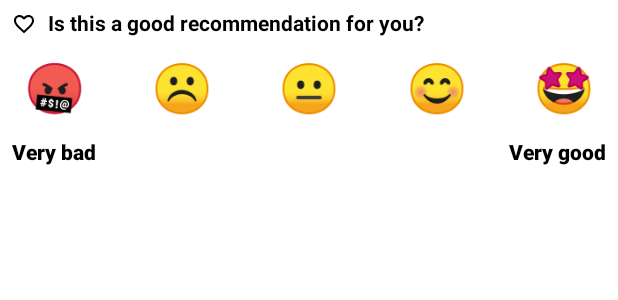
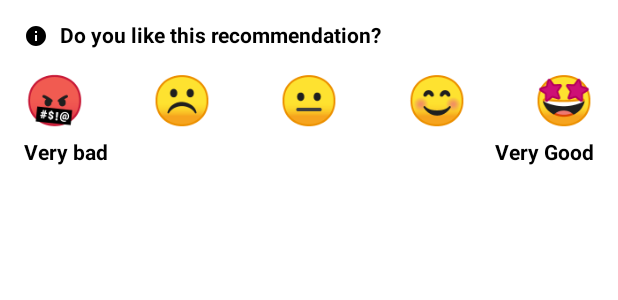
Before and after one commit to zaid-kamil/Composable-Introduction-01, an Android app built with Jetpack Compose: the @Preview function RatingCardPreview, on a phone screen of 412 x 824 dp. Shown: the top 300 px of the screen. Run offline under Robolectric (Android 15) with nearby library versions, the phone set to English and light mode, and no system bars.

Commit message:
composable layouts

```diff
--- a/app/src/main/java/com/digi/testapp/MainActivity.kt
+++ b/app/src/main/java/com/digi/testapp/MainActivity.kt
@@ -9,12 +9,14 @@ import androidx.compose.foundation.background
 import androidx.compose.foundation.layout.Arrangement
 import androidx.compose.foundation.layout.Column
 import androidx.compose.foundation.layout.Row
+import androidx.compose.foundation.layout.fillMaxHeight
 import androidx.compose.foundation.layout.fillMaxSize
 import androidx.compose.foundation.layout.fillMaxWidth
+import androidx.compose.foundation.layout.height
 import androidx.compose.foundation.layout.padding
 import androidx.compose.foundation.layout.size
 import androidx.compose.material.icons.Icons
-import androidx.compose.material.icons.filled.FavoriteBorder
+import androidx.compose.material.icons.filled.Info
 import androidx.compose.material3.Card
 import androidx.compose.material3.Icon
 import androidx.compose.material3.MaterialTheme
@@ -23,9 +25,7 @@ import androidx.compose.material3.Text
 import androidx.compose.runtime.Composable
 import androidx.compose.ui.Alignment
 import androidx.compose.ui.Modifier
-import androidx.compose.ui.draw.drawBehind
 import androidx.compose.ui.graphics.Color
-import androidx.compose.ui.layout.ContentScale
 import androidx.compose.ui.res.painterResource
 import androidx.compose.ui.text.font.FontWeight
 import androidx.compose.ui.text.style.TextAlign
@@ -41,9 +41,7 @@ class MainActivity : ComponentActivity() {
         setContent {
             TestAppTheme {
                 Scaffold(modifier = Modifier.fillMaxSize()) { innerPadding ->
-                    Greeting(
-                        name = "Android", modifier = Modifier.padding(innerPadding)
-                    )
+                    RatingCard()
                 }
             }
         }
@@ -84,99 +82,57 @@ fun CardOne(modifier: Modifier = Modifier) {
     }
 }
 
+@Preview
+@Composable
+private fun CardOnePreview() {
+    CardOne()
+}
+
 @Composable
 fun RatingCard(modifier: Modifier = Modifier) {
-    Column {
+    Column(
+        modifier = modifier
+            .fillMaxWidth()
+            .padding(8.dp)
+    ) {
         Row(
-            verticalAlignment = Alignment.CenterVertically
+            verticalAlignment = Alignment.CenterVertically,
+            modifier = Modifier.fillMaxWidth()
         ) {
             Icon(
-                imageVector = Icons.Default.FavoriteBorder,
+                imageVector = Icons.Default.Info,
                 contentDescription = null,
-                Modifier
+                modifier = Modifier
                     .size(32.dp)
                     .padding(8.dp)
             )
-            Text(text = "Is this a good recommendation for you?", fontWeight = FontWeight.Bold)
-        }
-        Row(
-            horizontalArrangement = Arrangement.SpaceBetween, modifier = Modifier.fillMaxWidth()
-        ) {
             Text(
-                text = "🤬",
-                modifier = Modifier.padding(vertical = 8.dp, horizontal = 16.dp),
-                fontSize = 32.sp
-            )
-            Text(
-                text = "☹️",
-                modifier = Modifier.padding(vertical = 8.dp, horizontal = 16.dp),
-                fontSize = 32.sp
-            )
-            Text(
-                text = "😐",
-                modifier = Modifier.padding(vertical = 8.dp, horizontal = 16.dp),
-                fontSize = 32.sp
-            )
-            Text(
-                text = "😊",
-                modifier = Modifier.padding(vertical = 8.dp, horizontal = 16.dp),
-                fontSize = 32.sp
-            )
-            Text(
-                text = "🤩",
-                modifier = Modifier.padding(vertical = 8.dp, horizontal = 16.dp),
-                fontSize = 32.sp
+                text = "Do you like this recommendation?",
+                fontWeight = FontWeight.Bold
             )
         }
         Row(
-            horizontalArrangement = Arrangement.SpaceBetween,
             modifier = Modifier
                 .fillMaxWidth()
-                .padding(8.dp)
+                .padding(8.dp),
+            horizontalArrangement = Arrangement.SpaceBetween
         ) {
-            Text(text = "Very bad", fontWeight = FontWeight.ExtraBold)
-            Text(text = "Very good", fontWeight = FontWeight.ExtraBold)
+            Text(text = "🤬", fontSize = 32.sp)
+            Text(text = "☹️", fontSize = 32.sp)
+            Text(text = "😐", fontSize = 32.sp)
+            Text(text = "😊", fontSize = 32.sp)
+            Text(text = "🤩", fontSize = 32.sp)
+        }
+        Row(
+            modifier = Modifier
+                .fillMaxWidth()
+                .padding(horizontal = 8.dp),
+            horizontalArrangement = Arrangement.SpaceBetween
+        ) {
+            Text(text = "Very bad", fontWeight = FontWeight.Bold)
+            Text(text = "Very Good", fontWeight = FontWeight.Bold)
         }
     }
-}
-
-
-@Composable
-fun SupermanInfo(modifier: Modifier = Modifier) {
-    Card(
-        modifier = modifier
-            .fillMaxWidth()
-            .padding(16.dp),
-    ) {
-        Row(modifier = Modifier.fillMaxWidth()) {
-            Image(
-                painter = painterResource(id = R.drawable.superman),
-                contentDescription = "superman",
-                contentScale = ContentScale.Inside,
-                modifier = Modifier
-                    .weight(1f)
-                    .drawBehind {
-                        drawCircle(color = Color.Red.copy(alpha = 0.2f), radius = 350f)
-                    }
-            )
-            Column(
-                modifier = Modifier
-                    .weight(1f)
-                    .padding(16.dp)
-            ) {
-                Text(text = "Superman", style = MaterialTheme.typography.headlineLarge)
-                Text(text = "Clark Kent", style = MaterialTheme.typography.bodyLarge)
-                Text(text = "Metropolis", style = MaterialTheme.typography.bodySmall)
-            }
-        }
-    }
-}
-
-@Preview(showBackground = true)
-@Composable
-private fun SuperManInfoPreview() {
-    SupermanInfo()
-
 }
 
 @Preview(showBackground = true)
@@ -185,8 +141,31 @@ private fun RatingCardPreview() {
     RatingCard()
 }
 
+@Composable
+fun InfoCard(modifier: Modifier = Modifier) {
+    Card(
+        modifier = Modifier.fillMaxWidth()
+    ) {
+        Row {
+            Column(
+                modifier = Modifier.weight(1f).height(300.dp)
+            ) {
+                Text(text = "Goku", style = MaterialTheme.typography.displayLarge)
+                Text(text = "Super Sayian")
+                Text(text = "Z fighter")
+                Text(text = "9000 lvl")
+            }
+            Image(
+                painter = painterResource(id = R.drawable.goku),
+                contentDescription = null,
+                modifier = Modifier.weight(1f).height(300.dp)
+            )
+        }
+    }
+}
+
 @Preview
 @Composable
-private fun CardOnePreview() {
-    CardOne()
+private fun InfoCardPreview() {
+    InfoCard()
 }
```
Also changed, not shown: app/src/main/res/drawable/goku.png (added).
